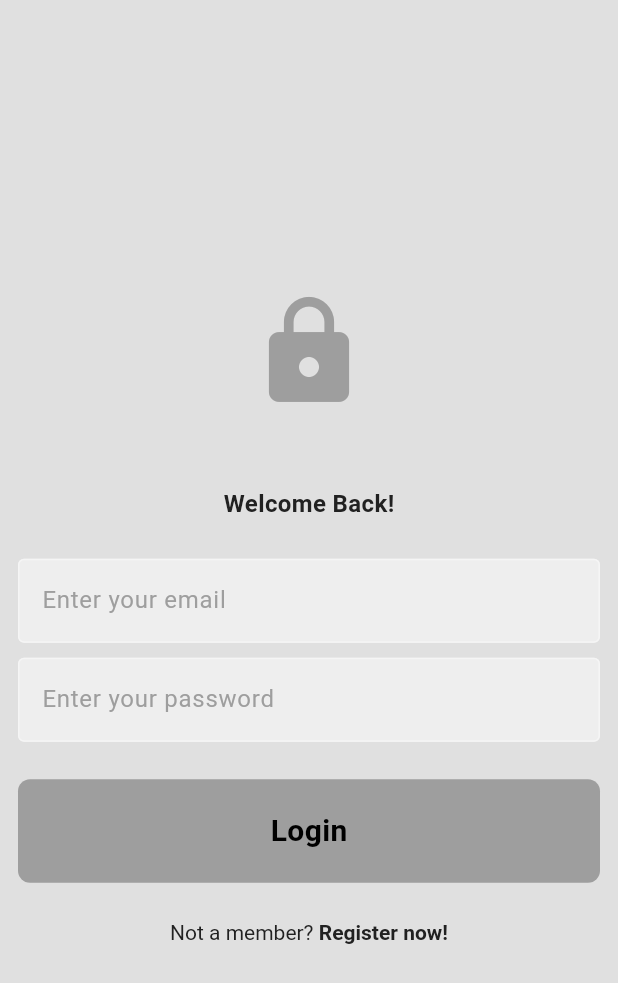
After one commit to VG-Fish/Matrix-Edge-Website, a Flutter app: the screen it shows after launch, on a phone screen of 412 x 824 dp. The commit adds this screen. Shown: the top 983 px of the screen. Run offline on Flutter 3.47's test engine with Material 3 defaults, Android fonts, the phone set to English and light mode, and no system bars; our stand-ins replace cached_network_image, cloud_firestore, file_picker, firebase_auth, firebase_core, firebase_storage and 1 more; accounts and stored records are empty.

Commit message:
added mobile fit to web

```diff
--- a/lib/features/auth/presentation/pages/login.dart
+++ b/lib/features/auth/presentation/pages/login.dart
@@ -4,6 +4,7 @@ import 'package:flutter_bloc/flutter_bloc.dart';
 import 'package:matrix_edge_website/features/auth/presentation/components/basic_button.dart';
 import 'package:matrix_edge_website/features/auth/presentation/components/fancy_text_field.dart';
 import 'package:matrix_edge_website/features/auth/presentation/cubits/auth_cubit.dart';
+import 'package:matrix_edge_website/responsive/constrained_scaffold.dart';
 
 class LoginPage extends StatefulWidget {
   final void Function()? togglePages;
@@ -43,7 +44,7 @@ class _LoginPageState extends State<LoginPage> {
 
   @override
   Widget build(BuildContext context) {
-    return Scaffold(
+    return ConstrainedScaffold(
       body: SafeArea(
         child: Center(
           child: Padding(
--- a/lib/features/auth/presentation/pages/register.dart
+++ b/lib/features/auth/presentation/pages/register.dart
@@ -4,6 +4,7 @@ import 'package:flutter_bloc/flutter_bloc.dart';
 import 'package:matrix_edge_website/features/auth/presentation/components/basic_button.dart';
 import 'package:matrix_edge_website/features/auth/presentation/components/fancy_text_field.dart';
 import 'package:matrix_edge_website/features/auth/presentation/cubits/auth_cubit.dart';
+import 'package:matrix_edge_website/responsive/constrained_scaffold.dart';
 
 class RegisterPage extends StatefulWidget {
   final void Function()? togglePages;
@@ -58,7 +59,7 @@ class _RegisterPageState extends State<RegisterPage> {
 
   @override
   Widget build(BuildContext context) {
-    return Scaffold(
+    return ConstrainedScaffold(
       body: SafeArea(
         child: Center(
           child: Padding(
--- a/lib/features/home/presentation/pages/home.dart
+++ b/lib/features/home/presentation/pages/home.dart
@@ -5,6 +5,7 @@ import 'package:matrix_edge_website/features/home/presentation/components/post_t
 import 'package:matrix_edge_website/features/post/presentation/cubits/post_cubit.dart';
 import 'package:matrix_edge_website/features/post/presentation/cubits/post_states.dart';
 import 'package:matrix_edge_website/features/post/presentation/pages/upload_posts_page.dart';
+import 'package:matrix_edge_website/responsive/constrained_scaffold.dart';
 
 class HomePage extends StatefulWidget {
   const HomePage({super.key});
@@ -34,7 +35,7 @@ class _HomePageState extends State<HomePage> {
 
   @override
   Widget build(BuildContext context) {
-    return Scaffold(
+    return ConstrainedScaffold(
       appBar: AppBar(
         title: const Text("Home Page"),
         foregroundColor: Theme.of(context).colorScheme.primary,
--- a/lib/features/post/presentation/pages/upload_posts_page.dart
+++ b/lib/features/post/presentation/pages/upload_posts_page.dart
@@ -11,6 +11,7 @@ import 'package:matrix_edge_website/features/auth/presentation/cubits/auth_cubit
 import 'package:matrix_edge_website/features/post/domain/entities/post.dart';
 import 'package:matrix_edge_website/features/post/presentation/cubits/post_cubit.dart';
 import 'package:matrix_edge_website/features/post/presentation/cubits/post_states.dart';
+import 'package:matrix_edge_website/responsive/constrained_scaffold.dart';
 
 class UploadPostsPage extends StatefulWidget {
   const UploadPostsPage({super.key});
@@ -98,7 +99,7 @@ class _UploadPostsPageState extends State<UploadPostsPage> {
   }
 
   Widget buildUploadPage() {
-    return Scaffold(
+    return ConstrainedScaffold(
       appBar: AppBar(
         title: const Text("Create Post"),
         foregroundColor: Theme.of(context).colorScheme.primary,
--- a/lib/features/profile/presentation/pages/edit_profile.dart
+++ b/lib/features/profile/presentation/pages/edit_profile.dart
@@ -9,6 +9,7 @@ import 'package:matrix_edge_website/features/auth/presentation/components/fancy_
 import 'package:matrix_edge_website/features/profile/domain/entities/user_profile.dart';
 import 'package:matrix_edge_website/features/profile/presentation/cubit/profile_states.dart';
 import 'package:matrix_edge_website/features/profile/presentation/cubit/user_profile_cubit.dart';
+import 'package:matrix_edge_website/responsive/constrained_scaffold.dart';
 
 class EditProfilePage extends StatefulWidget {
   final UserProfile user;
@@ -79,7 +80,7 @@ class _EditProfilePageState extends State<EditProfilePage> {
   Widget buildEditPage({double uploadProgress = 0.0}) {
     var theme = Theme.of(context);
 
-    return Scaffold(
+    return ConstrainedScaffold(
       appBar: AppBar(
         title: const Text("Edit Profile"),
         foregroundColor: theme.colorScheme.primary,
--- a/lib/features/profile/presentation/pages/profile.dart
+++ b/lib/features/profile/presentation/pages/profile.dart
@@ -10,6 +10,7 @@ import 'package:matrix_edge_website/features/profile/presentation/components/bio
 import 'package:matrix_edge_website/features/profile/presentation/cubit/profile_states.dart';
 import 'package:matrix_edge_website/features/profile/presentation/cubit/user_profile_cubit.dart';
 import 'package:matrix_edge_website/features/profile/presentation/pages/edit_profile.dart';
+import 'package:matrix_edge_website/responsive/constrained_scaffold.dart';
 
 class ProfilePage extends StatefulWidget {
   final String uid;
@@ -43,7 +44,7 @@ class _ProfilePageState extends State<ProfilePage> {
         if (userProfileState is UserProfileLoaded) {
           final user = userProfileState.userProfile;
 
-          return Scaffold(
+          return ConstrainedScaffold(
             appBar: AppBar(
               title: Text(user.email),
               foregroundColor: theme.colorScheme.primary,
--- a/lib/features/search/presentation/pages/search_page.dart
+++ b/lib/features/search/presentation/pages/search_page.dart
@@ -3,6 +3,7 @@ import 'package:flutter/material.dart';
 import 'package:flutter_bloc/flutter_bloc.dart';
 import 'package:matrix_edge_website/features/search/presentation/cubits/search_cubit.dart';
 import 'package:matrix_edge_website/features/search/presentation/cubits/search_states.dart';
+import 'package:matrix_edge_website/responsive/constrained_scaffold.dart';
 
 class SearchPage extends StatefulWidget {
   const SearchPage({super.key});
@@ -34,7 +35,7 @@ class _SearchPageState extends State<SearchPage> {
 
   @override
   Widget build(BuildContext context) {
-    return Scaffold(
+    return ConstrainedScaffold(
       appBar: AppBar(
         title: TextField(
           controller: searchTextController,
--- a/lib/features/settings/pages/settings_page.dart
+++ b/lib/features/settings/pages/settings_page.dart
@@ -1,6 +1,7 @@
 import 'package:flutter/cupertino.dart';
 import 'package:flutter/material.dart';
 import 'package:flutter_bloc/flutter_bloc.dart';
+import 'package:matrix_edge_website/responsive/constrained_scaffold.dart';
 import 'package:matrix_edge_website/themes/theme_cubit.dart';
 
 class SettingsPage extends StatelessWidget {
@@ -12,7 +13,7 @@ class SettingsPage extends StatelessWidget {
 
     bool isDarkMode = themeCubit.isDarkMode;
 
-    return Scaffold(
+    return ConstrainedScaffold(
       appBar: AppBar(title: const Text("Settings")),
       body: ListTile(
         title: Text("Dark mode"),
--- /dev/null
+++ b/lib/responsive/constrained_scaffold.dart
@@ -0,0 +1,28 @@
+import 'package:flutter/material.dart';
+
+class ConstrainedScaffold extends StatelessWidget {
+  final Widget body;
+  final PreferredSizeWidget? appBar;
+  final Widget? drawer;
+
+  const ConstrainedScaffold({
+    super.key,
+    required this.body,
+    this.appBar,
+    this.drawer,
+  });
+
+  @override
+  Widget build(BuildContext context) {
+    return Scaffold(
+      appBar: appBar,
+      drawer: drawer,
+      body: Center(
+        child: ConstrainedBox(
+          constraints: const BoxConstraints(maxWidth: 430),
+          child: body,
+        ),
+      ),
+    );
+  }
+}
```
